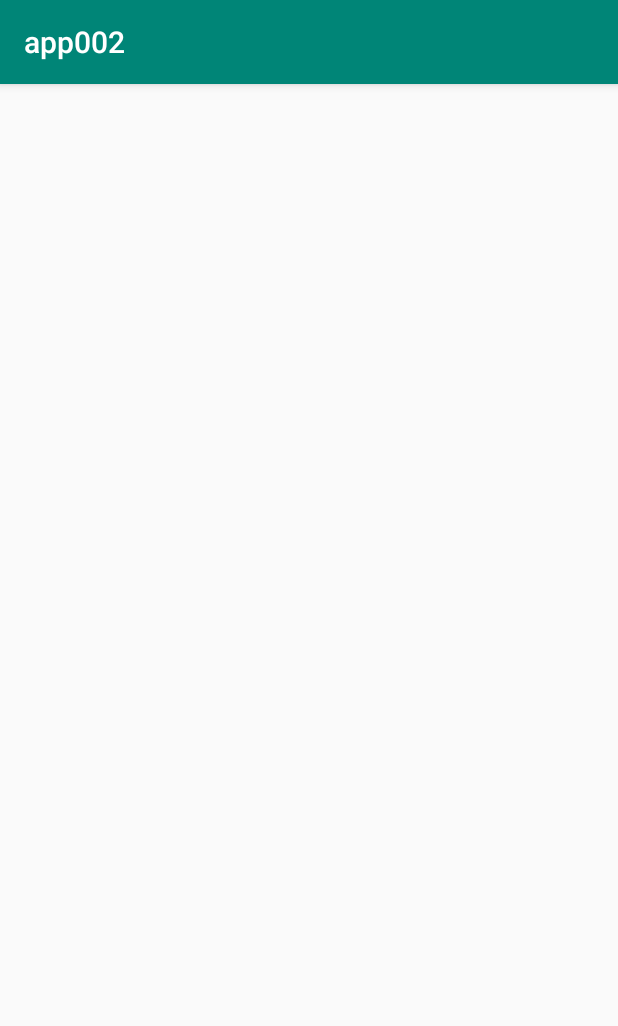
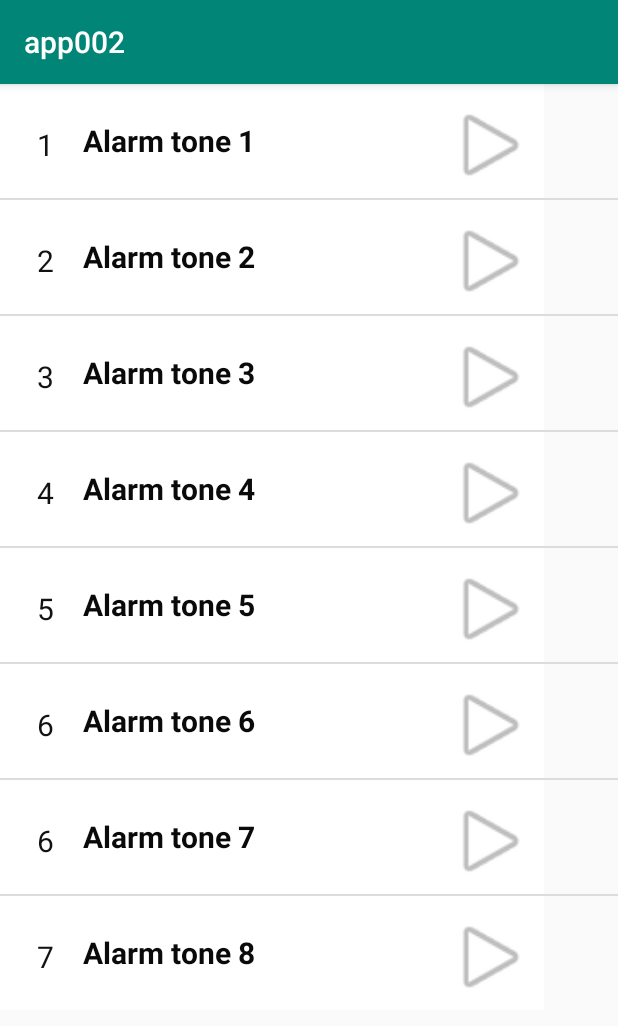
Before and after one commit to rishab247/Timey, an Android app: the alarmtonelist screen opened directly, with no data from a screen before it, on a phone screen of 412 x 824 dp. Shown: the top 1026 px of the screen. Run offline under Robolectric (Android 15) with nearby library versions, the phone set to English and light mode, and no system bars.

Commit message:
alarm tone list half-done

```diff
--- a/app/src/main/java/rishab/listview/com/testmyapplication/alarmtonelist.java
+++ b/app/src/main/java/rishab/listview/com/testmyapplication/alarmtonelist.java
@@ -1,73 +1,93 @@
 package rishab.listview.com.testmyapplication;
 
-import android.media.MediaPlayer;
+import android.support.annotation.DrawableRes;
+import android.support.annotation.NonNull;
 import android.support.v7.app.AppCompatActivity;
 import android.os.Bundle;
 import android.view.View;
 import android.widget.AdapterView;
-import android.widget.Button;
 import android.widget.ImageView;
 import android.widget.ListView;
-import android.widget.Switch;
+import android.widget.TextView;
 import android.widget.Toast;
 
 import java.util.ArrayList;
-import java.util.HashMap;
-import java.util.List;
+
 
 public class alarmtonelist extends AppCompatActivity {
- private ListView alarmTonelistView;
- private alarmtonecustomlistviewadapter alarmtonecustomlistviewadapter;
- private MediaPlayer mediaPlayer;
- private Button tonePlay;
+    private TextView textView;
+    ImageView imageView ;
+    ListView listView;
+    customAdapterAlarmtone adapter;
+    ArrayList<String> idImages;
+    ArrayList<String>  AlarmnameList;
+
 
 
  @Override
  protected void onCreate(Bundle savedInstanceState) {
   super.onCreate(savedInstanceState);
   setContentView(R.layout.activity_alarmtonelist);
-  final String[] ToneSerialNum=new String[]{"1","2","3","4","5","6","7","8","9"};
-  final String[] Tonename=new String[]{
-          "alarmtone 1",
-          "alarmtone 2",
-          "alarmtone 3",
-          "alarmtone 4",
-          "alarmtone 5",
-          "alarmtone 6",
-          "alarmtone 7",
-          "alarmtone 8",
-          "alarmtone 9"
-  };
-  ArrayList<HashMap<String,String>> Tonelist=new ArrayList<>();
-  for(int i=0;i<9;++i)
-  {
-   HashMap<String,String> data=new HashMap<>();
-   data.put("tonesserialnum",ToneSerialNum[i]);
-   data.put("tonename",Tonename[i]);
-   Tonelist.add(data);
-  }
-  alarmTonelistView=findViewById(R.id.alarmlist);
-  mediaPlayer=new MediaPlayer();
-  mediaPlayer=MediaPlayer.create(getApplicationContext(),R.raw.alarmtone1);
-  alarmtonecustomlistviewadapter=new alarmtonecustomlistviewadapter(getApplicationContext(),Tonelist);
-  alarmTonelistView.setAdapter(alarmtonecustomlistviewadapter);
+     listView= (ListView) findViewById(R.id.alarmlist);
+     textView=findViewById(R.id.toneserialnum);
+     AlarmnameList = new ArrayList<>();
+     AlarmnameList=getNameList();
+     idImages= new ArrayList<>();
+     idImages=getList();
+     adapter = new customAdapterAlarmtone(alarmtonelist.this,idImages,AlarmnameList);
+     listView.setAdapter(adapter);
 
-  tonePlay.setOnClickListener(this);
 
- }
 
- @Override
- public void onClick(View v) {
-  case  R.id.playButton {
-   if(mediaPlayer.isPlaying())
-   {
-    onPause();
-   }
-  }
+
+     listView.setOnItemClickListener(new AdapterView.OnItemClickListener(){
+
+
+         public void onItemClick(AdapterView<?> parent, View view , int position, long id) {
+             Toast.makeText(alarmtonelist.this, "Item Id Is" +idImages.get(position), Toast.LENGTH_SHORT).show();
+             ImageView imageView=view.findViewById(R.id.playButton);
+             imageView.setBackgroundResource(android.R.drawable.ic_media_pause);
+
+         }
+     });
+
  }
 
 
 
 
 
+
+
+
+
+
+    public ArrayList<String> getNameList(){
+        AlarmnameList = new ArrayList<>();
+        AlarmnameList.add("Alarm tone 1");
+        AlarmnameList.add("Alarm tone 2");
+        AlarmnameList.add("Alarm tone 3");
+        AlarmnameList.add("Alarm tone 4");
+        AlarmnameList.add("Alarm tone 5");
+        AlarmnameList.add("Alarm tone 6");
+        AlarmnameList.add("Alarm tone 7");
+        AlarmnameList.add("Alarm tone 8");
+        return AlarmnameList;
+    }
+
+    public ArrayList<String> getList(){
+        idImages = new ArrayList<>();
+        idImages.add("1");
+        idImages.add("2");
+        idImages.add("3");
+        idImages.add("4");
+        idImages.add("5");
+        idImages.add("6");
+        idImages.add("6");
+        idImages.add("7");
+        idImages.add("8");
+        return idImages;
+    }
+
+
 }
--- /dev/null
+++ b/app/src/main/java/rishab/listview/com/testmyapplication/customAdapterAlarmtone.java
@@ -0,0 +1,56 @@
+package rishab.listview.com.testmyapplication;
+
+import android.content.Context;
+import android.view.View;
+import android.view.ViewGroup;
+import android.widget.BaseAdapter;
+import android.widget.ImageView;
+import android.widget.TextView;
+
+import java.util.ArrayList;
+
+public class customAdapterAlarmtone extends BaseAdapter {
+
+    private Context context;
+    private ArrayList<String> ids;
+    private ArrayList<String> names;
+    public customAdapterAlarmtone(Context context, ArrayList<String> ids, ArrayList<String> names) {
+        this.context = context;
+        this.ids=ids;
+        this.names = names;
+    }
+
+
+    @Override
+    public int getCount() {
+        return names.size();
+    }
+
+    @Override
+    public Object getItem(int position) {
+        return position;
+    }
+
+    @Override
+    public long getItemId(int position) {
+        return position;
+    }
+
+    @Override
+    public View getView(int position, View convertView, ViewGroup parent) {
+
+        if (convertView == null) {
+            convertView = View.inflate(context, R.layout.alarm_tone_list_row, null);
+        }
+
+        TextView toneSerialNum = (TextView) convertView.findViewById(R.id.toneserialnum);
+        TextView toneName=(TextView)convertView.findViewById(R.id.tonename);
+        toneName.setText(names.get(position));
+
+        toneSerialNum.setText(ids.get(position));
+
+        return convertView;
+
+    }
+
+}
--- a/app/src/main/res/layout/alarm_tone_list_row.xml
+++ b/app/src/main/res/layout/alarm_tone_list_row.xml
@@ -2,6 +2,7 @@
 <RelativeLayout
     xmlns:android="http://schemas.android.com/apk/res/android"
     android:layout_width="400dp"
+
     android:layout_height="60dp"
     android:background="#ffffff"
     android:orientation="horizontal"
@@ -18,6 +19,19 @@
         android:gravity="center"
         android:padding="10dp"
         android:text="1"
+        android:textColor="#111312"
+        android:textSize="20dp" />
+    <TextView
+        android:id="@+id/serialnumber"
+        android:layout_width="50dp"
+        android:layout_height="60dp"
+        android:layout_alignParentStart="true"
+        android:layout_alignParentTop="true"
+        android:layout_marginStart="0dp"
+        android:layout_marginTop="5dp"
+        android:gravity="center"
+        android:padding="10dp"
+        android:text=""
         android:textColor="#111312"
         android:textSize="20dp" />
 
@@ -47,6 +61,6 @@
         android:layout_marginStart="92dp"
         android:layout_marginTop="5dp"
         android:layout_toEndOf="@+id/tonename"
-        android:background="@drawable/alarmtone_1" />
+        android:background="@android:drawable/ic_media_play"/>
 
 </RelativeLayout>
```
Also changed, not shown: app/src/main/java/rishab/listview/com/testmyapplication/alarmtonecustomlistviewadapter.java (deleted, +0 -61 lines).
